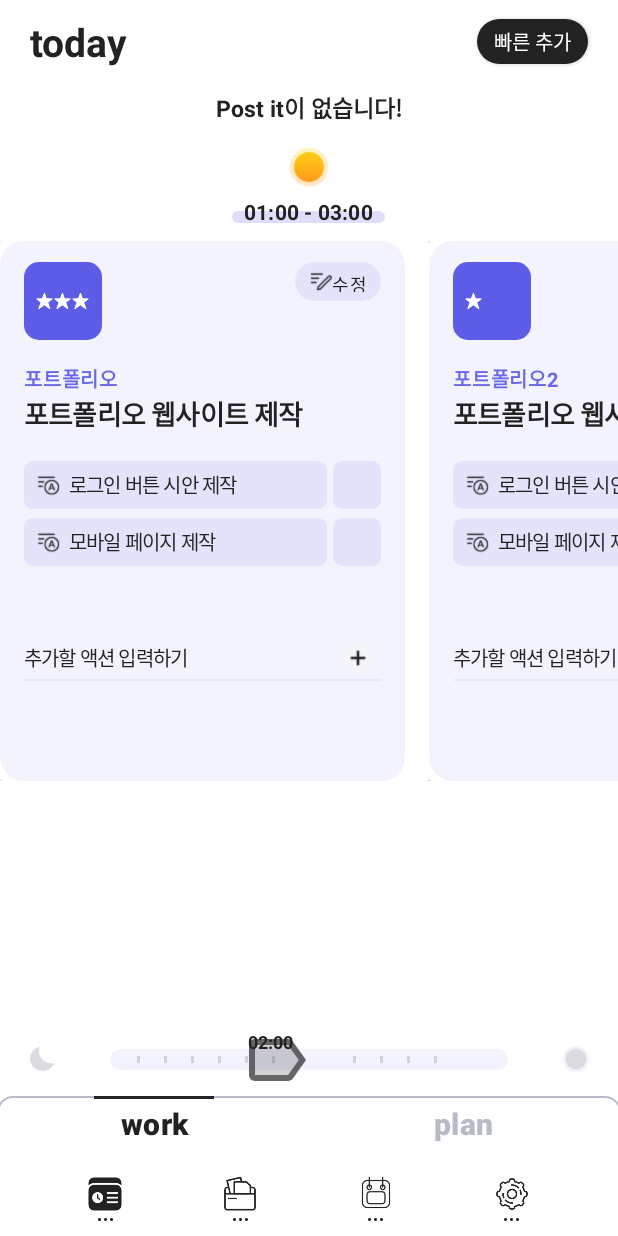
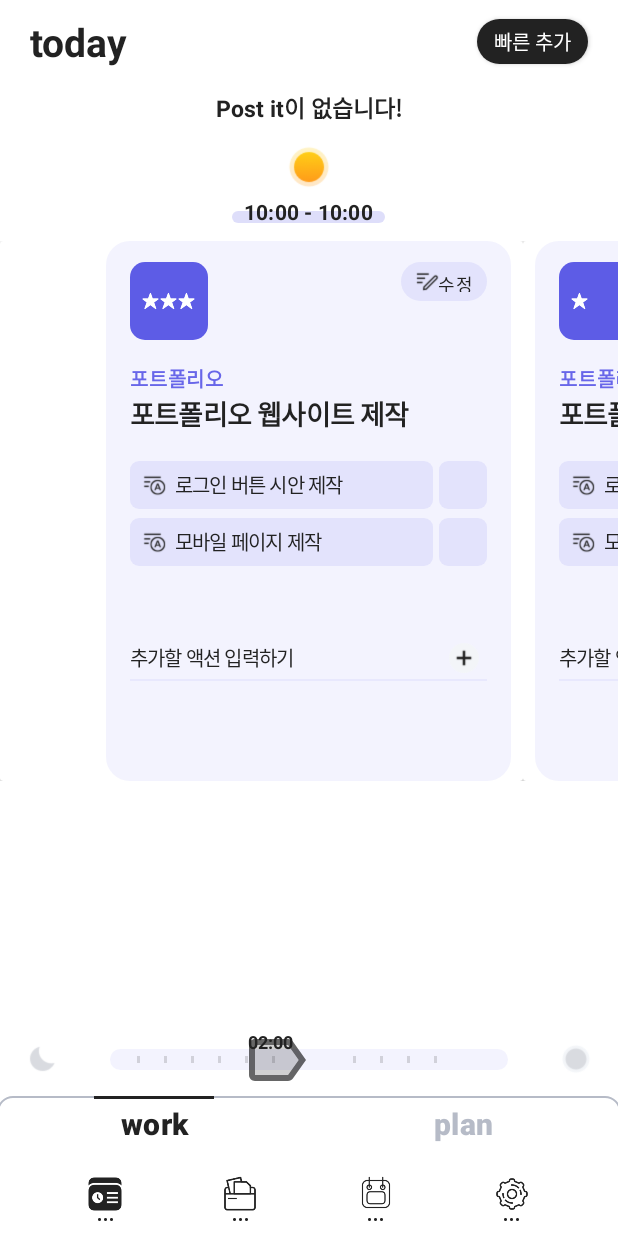
Before and after one commit to seonb2n/toodle_and_java, an Android app: the screen it shows after launch (TodayWorkActivity), on a phone screen of 412 x 824 dp. Run offline under Robolectric (Android 15) with nearby library versions, the light colour scheme and no system bars; libraries missing offline, so code that uses them is left out: com.franmontiel.persistentcookiejar, com.jakewharton.threetenabp, com.kakao.auth, com.kakao.network, com.kakao.usermgmt; 4 statements that could not run were skipped.

Commit message:
cardView scroll 할 때 정 중앙에 오도록 구현

```diff
--- a/ToodleToodle/app/src/main/java/com/origincurly/toodletoodle/TodayWorkActivity.java
+++ b/ToodleToodle/app/src/main/java/com/origincurly/toodletoodle/TodayWorkActivity.java
@@ -6,7 +6,9 @@ import android.util.Log;
 import android.view.KeyEvent;
 import android.view.View;
 import android.widget.RelativeLayout;
+import android.widget.TextView;
 
+import androidx.annotation.NonNull;
 import androidx.recyclerview.widget.LinearLayoutManager;
 import androidx.recyclerview.widget.RecyclerView;
 
@@ -25,6 +27,7 @@ import org.threeten.bp.LocalDateTime;
 import java.net.URL;
 import java.util.ArrayList;
 import java.util.List;
+import java.util.Objects;
 
 import okhttp3.FormBody;
 import okhttp3.OkHttpClient;
@@ -51,6 +54,10 @@ public class TodayWorkActivity extends BasicActivity {
     private PostitHorizontalAdapter postitHorizontalAdapter;
     private TodayWorkAdapter todayWorkAdapter;
 
+    private TextView todayTimeNowTextView;
+
+    private LinearLayoutManager todayCardViewLayoutManager;
+
     //endregion
 
     //cardView 용 mock data
@@ -76,11 +83,23 @@ public class TodayWorkActivity extends BasicActivity {
         postit_RecyclerView.setLayoutManager(layoutManager);
 
         todoCardView_RecyclerView = findViewById(R.id.today_work_RecyclerView);
-        LinearLayoutManager layoutManager1 = new LinearLayoutManager(this, LinearLayoutManager.HORIZONTAL, false);
-        todoCardView_RecyclerView.setLayoutManager(layoutManager1);
+        todayCardViewLayoutManager = new LinearLayoutManager(this, LinearLayoutManager.HORIZONTAL, false);
+        todoCardView_RecyclerView.setLayoutManager(todayCardViewLayoutManager);
 
         new TodayWorkTask().execute();
 
+        todayTimeNowTextView = findViewById(R.id.today_time_start_textView);
+        showWorkTime(calculateNowTime(), calculateNowTime());
+
+    }
+
+    private void showWorkTime(String startTime, String endTime) {
+        String result = startTime + " - " + endTime;
+        todayTimeNowTextView.setText(result);
+    }
+
+    private String calculateNowTime() {
+        return String.valueOf(LocalDateTime.now().getHour())+":00";
     }
 
     private View.OnClickListener onClickPostitItem = new View.OnClickListener() {
@@ -308,7 +327,7 @@ public class TodayWorkActivity extends BasicActivity {
         todayWorkCardViewItem1.id = 1;
         todayWorkCardViewItem1.importance = 3;
         todayWorkCardViewItem1.startAt = LocalDateTime.now();
-        todayWorkCardViewItem1.endAt = LocalDateTime.now().plusHours(2L);
+        todayWorkCardViewItem1.endAt = LocalDateTime.now().plusHours(1L);
         todayWorkCardViewItem1.cardViewTitle = "포트폴리오";
         todayWorkCardViewItem1.projectTitle = "포트폴리오 웹사이트 제작";
 
@@ -323,8 +342,18 @@ public class TodayWorkActivity extends BasicActivity {
         todayWorkCardViewItem2.projectTitle = "포트폴리오 웹사이트 제작";
         todayWorkCardViewItem2.toDoItems = toDoItems;
 
+        TodayWorkCardViewItem todayWorkCardViewItem3 = new TodayWorkCardViewItem();
+        todayWorkCardViewItem3.importance = 2;
+        todayWorkCardViewItem3.id = 3;
+        todayWorkCardViewItem3.startAt = LocalDateTime.now();
+        todayWorkCardViewItem3.endAt = LocalDateTime.now().plusHours(3L);
+        todayWorkCardViewItem3.cardViewTitle = "포트폴리오3";
+        todayWorkCardViewItem3.projectTitle = "포트폴리오 웹사이트 제작";
+        todayWorkCardViewItem3.toDoItems = toDoItems;
+
         todayWorkCardViewItems.add(todayWorkCardViewItem1);
         todayWorkCardViewItems.add(todayWorkCardViewItem2);
+        todayWorkCardViewItems.add(todayWorkCardViewItem3);
 
         todayWorkAdapter = new TodayWorkAdapter(mContext, todayWorkCardViewItems);
         new CardViewTask().execute();
@@ -344,7 +373,30 @@ public class TodayWorkActivity extends BasicActivity {
 
     private void setTodayWorkCardView (JSONArray jsonArray) {
         todoCardView_RecyclerView.setAdapter(todayWorkAdapter);
+        todoCardView_RecyclerView.addOnScrollListener(cardViewOnScrollListener);
     }
+
+    //recyclerview item 가운데에 자동으로 맞춰지게 하는 코드
+    private RecyclerView.OnScrollListener cardViewOnScrollListener = new RecyclerView.OnScrollListener() {
+        @Override
+        public void onScrollStateChanged(@NonNull RecyclerView recyclerView, int newState) {
+            super.onScrollStateChanged(recyclerView, newState);
+            if (newState == RecyclerView.SCROLL_STATE_IDLE) {
+                //scroll 이 멈추면 아래 코드 실행
+                int firstPos = ((LinearLayoutManager) Objects.requireNonNull(recyclerView.getLayoutManager())).findFirstCompletelyVisibleItemPosition();
+                int secondPos = ((LinearLayoutManager) recyclerView.getLayoutManager()).findFirstVisibleItemPosition();
+                int selectedPos = Math.max(firstPos, secondPos);
+
+                if(selectedPos != -1 && selectedPos != (todayWorkCardViewItems.size() - 1) && (firstPos - secondPos) != 0) {
+                    View viewItem = ((LinearLayoutManager) recyclerView.getLayoutManager()).findViewByPosition(selectedPos);
+                    if(viewItem != null) {
+                        int itemMargin = (recyclerView.getMeasuredWidth() - viewItem.getMeasuredWidth()) / 2;
+                        recyclerView.smoothScrollBy((int) viewItem.getX() - itemMargin, 0);
+                    }
+                }
+            }
+        }
+    };
 
     //endregion
 
--- a/ToodleToodle/app/src/main/java/com/origincurly/toodletoodle/list/TodayWorkAdapter.java
+++ b/ToodleToodle/app/src/main/java/com/origincurly/toodletoodle/list/TodayWorkAdapter.java
@@ -1,11 +1,14 @@
 package com.origincurly.toodletoodle.list;
 
 import android.content.Context;
+import android.text.Layout;
+import android.util.DisplayMetrics;
 import android.view.LayoutInflater;
 import android.view.View;
 import android.view.ViewGroup;
 import android.widget.Button;
 import android.widget.EditText;
+import android.widget.FrameLayout;
 import android.widget.ImageView;
 import android.widget.LinearLayout;
 import android.widget.RelativeLayout;
@@ -15,6 +18,7 @@ import android.widget.Toast;
 
 import androidx.annotation.NonNull;
 import androidx.cardview.widget.CardView;
+import androidx.recyclerview.widget.LinearLayoutManager;
 import androidx.recyclerview.widget.RecyclerView;
 
 import com.origincurly.toodletoodle.GlobalValue;
@@ -31,6 +35,7 @@ public class TodayWorkAdapter extends RecyclerView.Adapter<TodayWorkAdapter.View
         this.items = items;
     }
 
+
     @Override
     public TodayWorkAdapter.ViewHolder onCreateViewHolder(@NonNull ViewGroup parent, int viewType) {
         View v = LayoutInflater.from(parent.getContext()).inflate(R.layout.item_today_cardview, null);
@@ -39,6 +44,7 @@ public class TodayWorkAdapter extends RecyclerView.Adapter<TodayWorkAdapter.View
 
     @Override
     public void onBindViewHolder(@NonNull TodayWorkAdapter.ViewHolder holder, int position) {
+
         final TodayWorkCardViewItem item = items.get(position);
         holder.project_title_textView.setText(item.cardViewTitle);
         holder.title_textView.setText(item.projectTitle);
@@ -48,13 +54,27 @@ public class TodayWorkAdapter extends RecyclerView.Adapter<TodayWorkAdapter.View
         holder.work_add_action_button.setOnClickListener(new View.OnClickListener() {
             @Override
             public void onClick(View view) {
-                //TODO add 버튼 누르면 setTodo 메소드 호출
                 TodayWorkToDoItem toDoItem = new TodayWorkToDoItem();
                 toDoItem.content = holder.work_add_action_editText.getText().toString();
                 item.toDoItems.add(toDoItem);
                 setTodo(holder, item.toDoItems);
             }
         });
+
+        //아이템의 첫 번째, 마지막 아이템 마진 주기 위한 코드
+        if(position == 0 || position == items.size() - 1) {
+            holder.today_work_cardView_item_layout.measure(View.MeasureSpec.UNSPECIFIED, View.MeasureSpec.UNSPECIFIED);
+            DisplayMetrics displayMetrics = context.getResources().getDisplayMetrics();
+            int screenWidth = displayMetrics.widthPixels;
+            FrameLayout.LayoutParams mLayoutParam = (FrameLayout.LayoutParams) holder.today_work_cardView_item_layout.getLayoutParams();
+
+            if(position == 0) {
+                mLayoutParam.leftMargin = (screenWidth - holder.today_work_cardView_item_layout.getMeasuredWidthAndState()) / 2;
+            }
+            else {
+                mLayoutParam.rightMargin = (screenWidth - holder.today_work_cardView_item_layout.getMeasuredWidthAndState()) / 2;
+            }
+        }
     }
 
     private void setTodo(ViewHolder holder, List<TodayWorkToDoItem> toDoItems) {
@@ -116,6 +136,7 @@ public class TodayWorkAdapter extends RecyclerView.Adapter<TodayWorkAdapter.View
 
     public class ViewHolder extends RecyclerView.ViewHolder {
         CardView cardView;
+        RelativeLayout today_work_cardView_item_layout;
         ImageView importance_imageView1;
         ImageView importance_imageView2;
         ImageView importance_imageView3;
@@ -131,6 +152,7 @@ public class TodayWorkAdapter extends RecyclerView.Adapter<TodayWorkAdapter.View
         public ViewHolder(View itemView) {
             super(itemView);
             cardView = itemView.findViewById(R.id.today_work_cardView);
+            today_work_cardView_item_layout = itemView.findViewById(R.id.today_work_cardView_item_layout);
             importance_imageView1 = itemView.findViewById(R.id.today_work_cardView_importance1);
             importance_imageView2 = itemView.findViewById(R.id.today_work_cardView_importance2);
             importance_imageView3 = itemView.findViewById(R.id.today_work_cardView_importance3);
--- a/ToodleToodle/app/src/main/res/layout/activity_today_work.xml
+++ b/ToodleToodle/app/src/main/res/layout/activity_today_work.xml
@@ -161,14 +161,13 @@
             android:layout_height="wrap_content"
             android:layout_centerInParent="true"
             android:layout_toStartOf="@id/day_time_ImageView"
-
             android:layout_toEndOf="@id/night_time_ImageView"
             android:background="@null"
             android:max="24"
             android:maxHeight="14dp"
             android:minHeight="14dp"
+            android:padding="0dp"
             android:progress="10"
-            android:padding="0dp"
             android:progressDrawable="@drawable/custom_today_timestamp_imageview"
             android:src="@drawable/custom_today_timestamp_imageview"
             android:thumb="@drawable/ic_twotone_label_24" />
--- a/ToodleToodle/app/src/main/res/layout/item_today_cardview.xml
+++ b/ToodleToodle/app/src/main/res/layout/item_today_cardview.xml
@@ -2,13 +2,15 @@
 <androidx.cardview.widget.CardView xmlns:android="http://schemas.android.com/apk/res/android"
     xmlns:card_view="http://schemas.android.com/apk/res-auto"
     android:id="@+id/today_work_cardView"
-    android:layout_width="match_parent"
-    android:layout_height="match_parent">
+    android:layout_width="wrap_content"
+    android:layout_height="wrap_content">
 
     <RelativeLayout
+        android:id="@+id/today_work_cardView_item_layout"
         android:layout_width="270dp"
         android:layout_height="360dp"
-        android:layout_marginEnd="16dp"
+        android:layout_marginStart="8dp"
+        android:layout_marginEnd="8dp"
         android:background="@drawable/custom_today_cardview_back">
 
         <RelativeLayout
```
